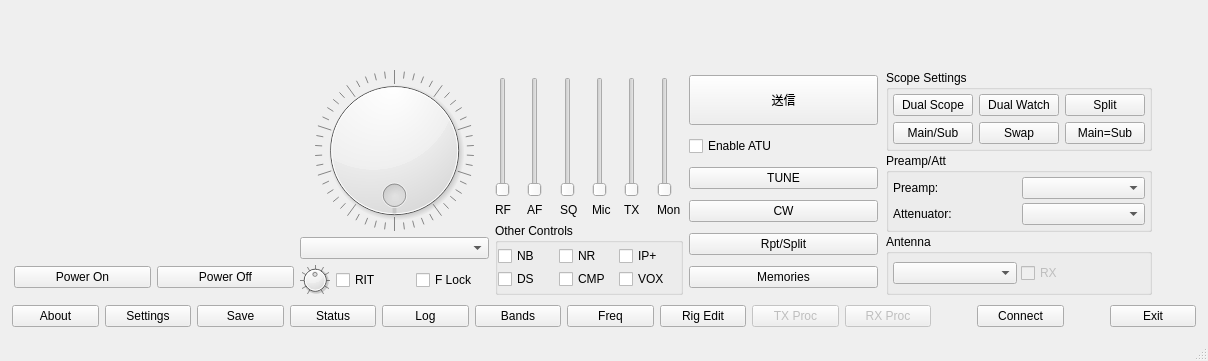
Above: src/wfmain.ui from kazushinjo/wfview-mac before the change. Below: the same form after it.
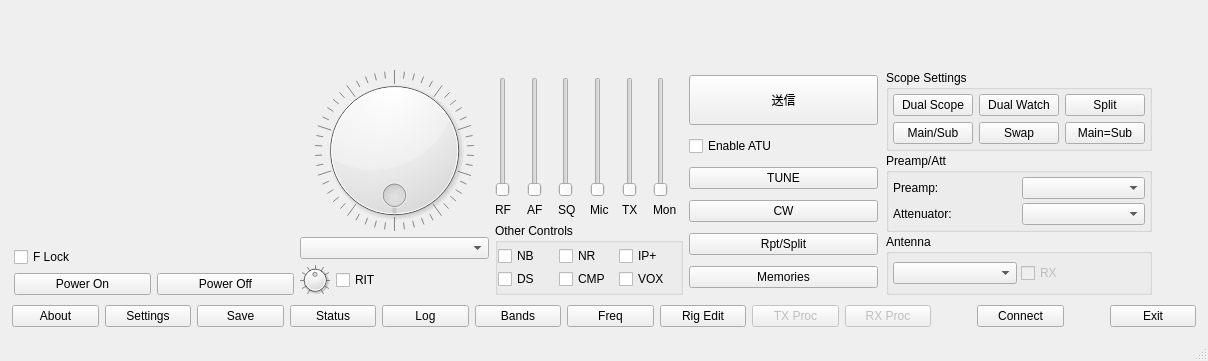
That is the form after the change. Custom widgets are drawn as their Qt base class.

Commit message:
iOS: fix right-side clipping, relocate F Lock, restyle WF slider
- Layout: the WF slider widened the level-slider column and pushed the
  pre-amp/attenuator group off the right edge. Tightened the level-slider
  spacing (6 -> 2) and moved the F Lock checkbox out of the RIT row to above
  the power on/off buttons to reclaim width.
- WF slider label: enlarged to 16pt bold and dropped the numeric readout so
  it just shows "WF".

Patch:
```diff
--- a/src/wfmain.ui
+++ b/src/wfmain.ui
@@ -180,6 +180,16 @@
              </item>
             </layout>
            </item>
+           <item>
+            <widget class="QCheckBox" name="tuneLockChk">
+             <property name="accessibleName">
+              <string>Frequency Lock</string>
+             </property>
+             <property name="text">
+              <string>F Lock</string>
+             </property>
+            </widget>
+           </item>
            <item>
             <layout class="QHBoxLayout" name="horizontalLayout_27">
              <item>
@@ -319,16 +329,6 @@
                </property>
               </widget>
              </item>
-             <item>
-              <widget class="QCheckBox" name="tuneLockChk">
-               <property name="accessibleName">
-                <string>Frequency Lock</string>
-               </property>
-               <property name="text">
-                <string>F Lock</string>
-               </property>
-              </widget>
-             </item>
             </layout>
            </item>
           </layout>
@@ -351,7 +351,7 @@
            <item>
             <layout class="QHBoxLayout" name="levelsHorizontalLayout">
              <property name="spacing">
-              <number>6</number>
+              <number>2</number>
              </property>
              <property name="sizeConstraint">
               <enum>QLayout::SetDefaultConstraint</enum>
```
The commit also changes 1 other file.
